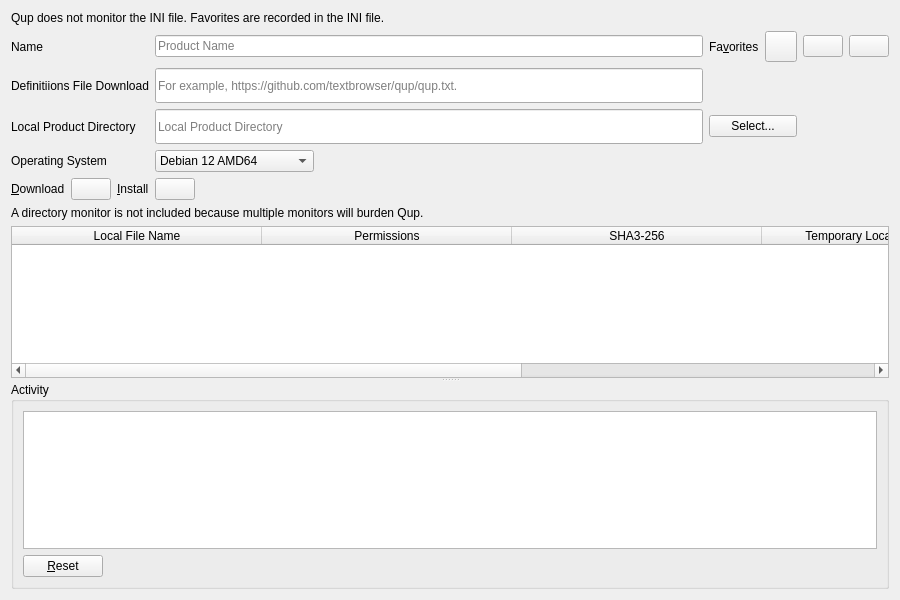
Qt form ui/qup_page.ui (textbrowser/qup) before a commit.
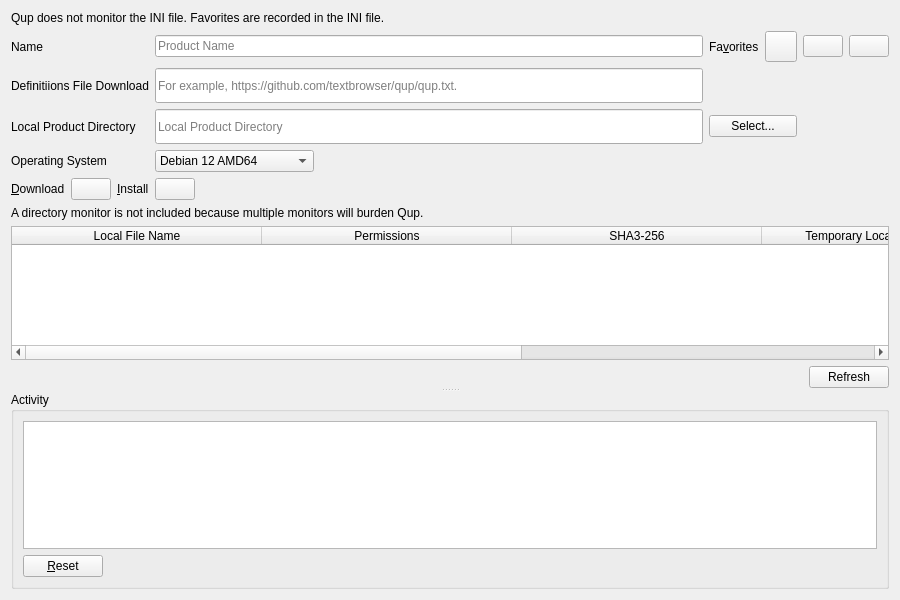
The same form after that commit. Icons and pictures are not drawn.

Commit message: Refresh table.

```diff
--- a/ui/qup_page.ui
+++ b/ui/qup_page.ui
@@ -13,7 +13,7 @@
   <property name="windowTitle">
    <string>Form</string>
   </property>
-  <layout class="QVBoxLayout" name="verticalLayout">
+  <layout class="QVBoxLayout" name="verticalLayout_3">
    <item>
     <widget class="QLabel" name="label_5">
      <property name="text">
@@ -316,18 +316,21 @@
      </item>
     </layout>
    </item>
-   <item>
-    <widget class="QLabel" name="label_9">
-     <property name="text">
-      <string>A directory monitor is not included because multiple monitors will burden Qup.</string>
-     </property>
-    </widget>
-   </item>
    <item>
     <widget class="QSplitter" name="splitter">
      <property name="orientation">
       <enum>Qt::Vertical</enum>
      </property>
+     <widget class="QWidget" name="verticalLayoutWidget">
+      <layout class="QVBoxLayout" name="verticalLayout">
+       <item>
+        <widget class="QLabel" name="label_9">
+         <property name="text">
+          <string>A directory monitor is not included because multiple monitors will burden Qup.</string>
+         </property>
+        </widget>
+       </item>
+       <item>
      <widget class="QTableWidget" name="files">
       <property name="alternatingRowColors">
        <bool>true</bool>
@@ -387,6 +390,33 @@
        </property>
       </column>
      </widget>
+       </item>
+       <item>
+        <layout class="QHBoxLayout" name="horizontalLayout_5">
+         <item>
+          <spacer name="horizontalSpacer_4">
+           <property name="orientation">
+            <enum>Qt::Horizontal</enum>
+           </property>
+           <property name="sizeHint" stdset="0">
+            <size>
+             <width>40</width>
+             <height>20</height>
+            </size>
+           </property>
+          </spacer>
+         </item>
+         <item>
+          <widget class="QPushButton" name="refresh">
+           <property name="text">
+            <string>Refresh</string>
+           </property>
+          </widget>
+         </item>
+        </layout>
+       </item>
+      </layout>
+     </widget>
      <widget class="QGroupBox" name="groupBox">
       <property name="title">
        <string>Activity</string>
```
Left out of the diff: 1 changed line with no effect on the pictures. Lines whose indentation alone changed are shown as unchanged. The commit also changes 1 other file.
